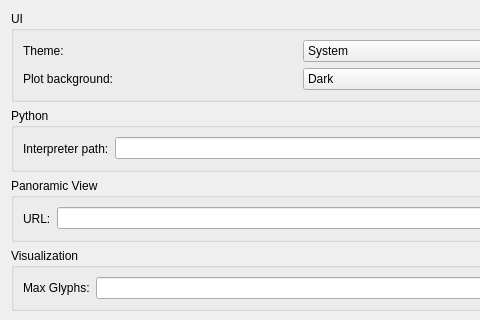
Qt form ui/SettingsDialog.ui (VisIVOLab/VisIVOVisualAnalytics) before a commit; both pictures show x 0 to 480 and y 0 to 320 of the 600 by 800 pixel window.
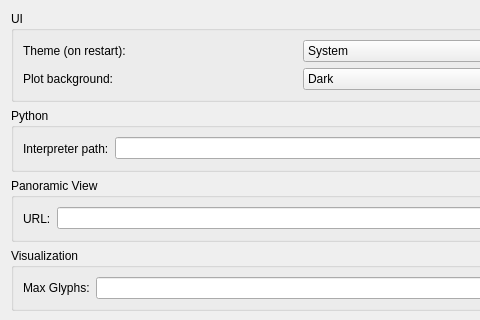
The same form after that commit.

Commit message: Harden backend launch and theme UX

What changed in the file:
```diff
--- a/ui/SettingsDialog.ui
+++ b/ui/SettingsDialog.ui
@@ -29,7 +29,7 @@
       <item row="0" column="0">
        <widget class="QLabel" name="label_10">
         <property name="text">
-         <string>Theme:</string>
+         <string>Theme (on restart):</string>
         </property>
         <property name="buddy">
          <cstring>comboTheme</cstring>
```
Left out of the diff: 3 changed lines with no effect on the pictures. The commit also changes 17 other files.
